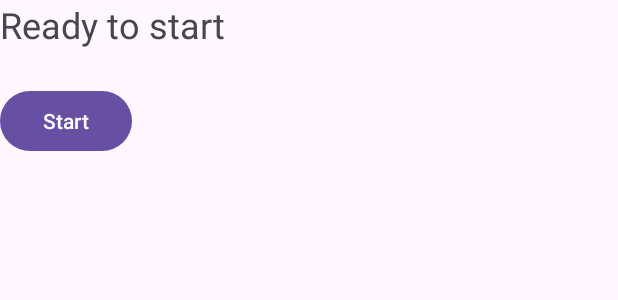
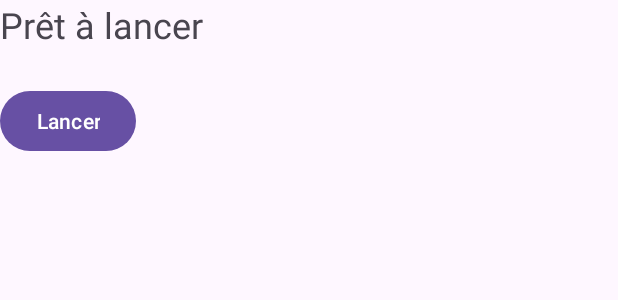
Before and after one commit to Maxoubiloux/SimpleAsync, an Android app: the layout activity_main.xml on its own in the app's theme, with its tools: preview values and no code run, on a phone screen of 412 x 824 dp. Shown: the top 300 px of the screen. Run offline under Robolectric (Android 15) with nearby library versions, the phone set to English and light mode, and no system bars.

Commit message:
initial commit

```diff
--- a/app/src/main/res/values/strings.xml
+++ b/app/src/main/res/values/strings.xml
@@ -1,5 +1,5 @@
 <resources>
     <string name="app_name">SimpleAsyncask</string>
-    <string name="ready_to_start">Ready to start</string>
-    <string name="start_task">Start</string>
+    <string name="ready_to_start">Prêt à lancer</string>
+    <string name="start_task">Lancer</string>
 </resources>
```
